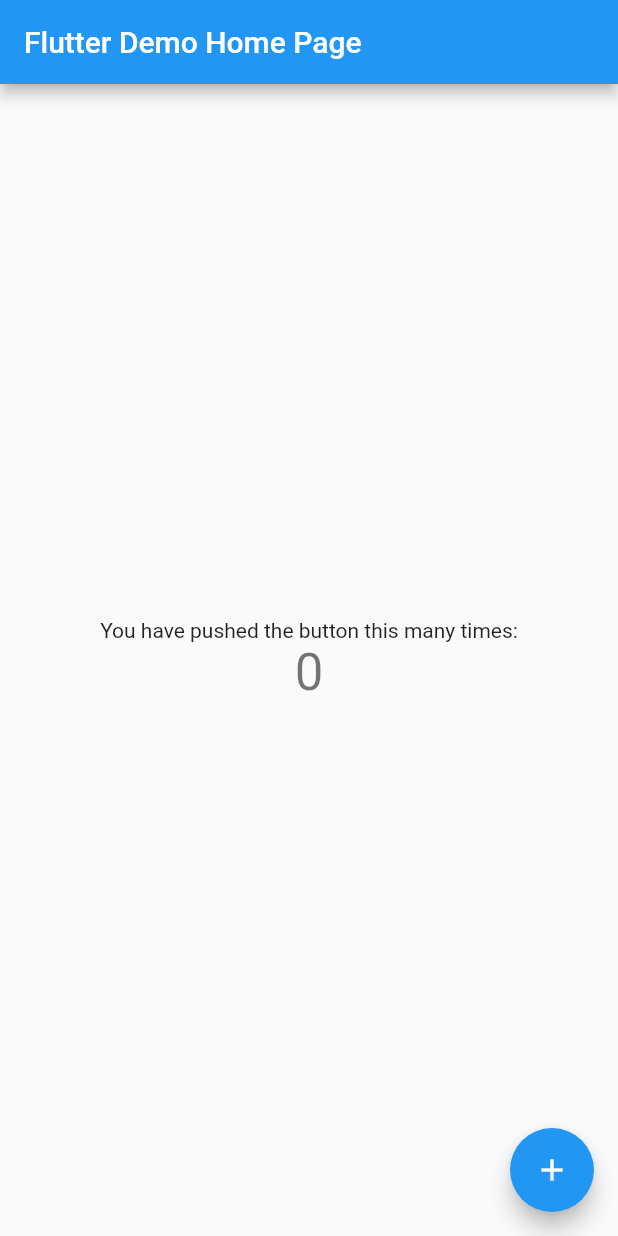
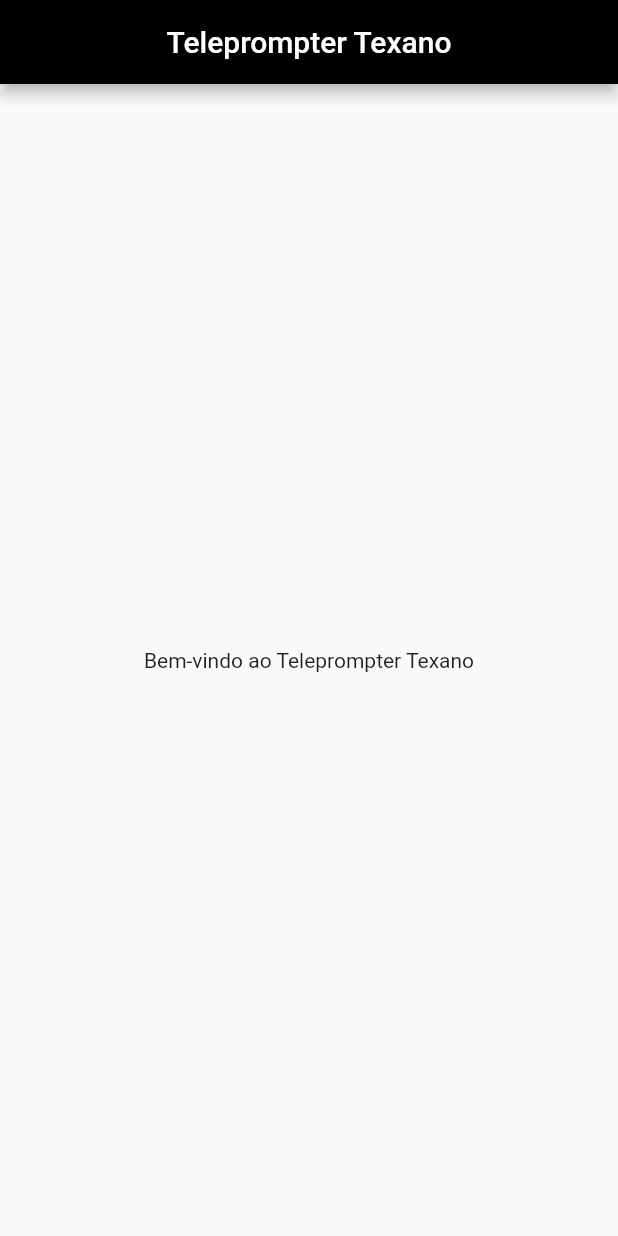
Before and after one commit to llucasmendes/texano, a Flutter app: the screen it shows after launch, on a phone screen of 412 x 824 dp. Run offline on Flutter 3.47's test engine with Material 2 defaults, Android fonts, the phone set to English and light mode, and no system bars.

Commit message:
feat: esquema de cores adicionado

```diff
--- /dev/null
+++ b/lib/core/theme/app_theme.dart
@@ -0,0 +1,9 @@
+import 'package:flutter/material.dart';
+import 'package:texano/core/utils/app_colors.dart';
+
+abstract class AppTheme {
+  static final texanoTheme = ThemeData(
+    primarySwatch: AppColors.primaryBlack,
+    visualDensity: VisualDensity.adaptivePlatformDensity,
+  );
+}
--- /dev/null
+++ b/lib/core/utils/app_colors.dart
@@ -0,0 +1,21 @@
+import 'package:flutter/material.dart';
+
+abstract class AppColors {
+  static final int _blackPrimaryValue = 0xFF000000;
+
+  static final MaterialColor primaryBlack = MaterialColor(
+    _blackPrimaryValue,
+    <int, Color>{
+      50: Color(0xFF4F4F4F),
+      100: Color(0xFF484848),
+      200: Color(0xFF414141),
+      300: Color(0xFF3A3A3A),
+      400: Color(0xFF333333),
+      500: Color(0xFF2C2C2C),
+      600: Color(0xFF242424),
+      700: Color(0xFF1B1B1B),
+      800: Color(0xFF101010),
+      900: Color(_blackPrimaryValue),
+    },
+  );
+}
--- a/lib/main.dart
+++ b/lib/main.dart
@@ -1,117 +1,33 @@
 import 'package:flutter/material.dart';
+import 'package:texano/core/theme/app_theme.dart';
 
 void main() {
-  runApp(MyApp());
+  runApp(TexanoApp());
 }
 
-class MyApp extends StatelessWidget {
-  // This widget is the root of your application.
+class TexanoApp extends StatelessWidget {
   @override
   Widget build(BuildContext context) {
     return MaterialApp(
-      title: 'Flutter Demo',
-      theme: ThemeData(
-        // This is the theme of your application.
-        //
-        // Try running your application with "flutter run". You'll see the
-        // application has a blue toolbar. Then, without quitting the app, try
-        // changing the primarySwatch below to Colors.green and then invoke
-        // "hot reload" (press "r" in the console where you ran "flutter run",
-        // or simply save your changes to "hot reload" in a Flutter IDE).
-        // Notice that the counter didn't reset back to zero; the application
-        // is not restarted.
-        primarySwatch: Colors.blue,
-        // This makes the visual density adapt to the platform that you run
-        // the app on. For desktop platforms, the controls will be smaller and
-        // closer together (more dense) than on mobile platforms.
-        visualDensity: VisualDensity.adaptivePlatformDensity,
-      ),
-      home: MyHomePage(title: 'Flutter Demo Home Page'),
+      title: 'Teleprompter Texano',
+      debugShowCheckedModeBanner: false,
+      theme: AppTheme.texanoTheme,
+      home: TemporaryHome(),
     );
   }
 }
 
-class MyHomePage extends StatefulWidget {
-  MyHomePage({Key key, this.title}) : super(key: key);
-
-  // This widget is the home page of your application. It is stateful, meaning
-  // that it has a State object (defined below) that contains fields that affect
-  // how it looks.
-
-  // This class is the configuration for the state. It holds the values (in this
-  // case the title) provided by the parent (in this case the App widget) and
-  // used by the build method of the State. Fields in a Widget subclass are
-  // always marked "final".
-
-  final String title;
-
-  @override
-  _MyHomePageState createState() => _MyHomePageState();
-}
-
-class _MyHomePageState extends State<MyHomePage> {
-  int _counter = 0;
-
-  void _incrementCounter() {
-    setState(() {
-      // This call to setState tells the Flutter framework that something has
-      // changed in this State, which causes it to rerun the build method below
-      // so that the display can reflect the updated values. If we changed
-      // _counter without calling setState(), then the build method would not be
-      // called again, and so nothing would appear to happen.
-      _counter++;
-    });
-  }
-
+class TemporaryHome extends StatelessWidget {
   @override
   Widget build(BuildContext context) {
-    // This method is rerun every time setState is called, for instance as done
-    // by the _incrementCounter method above.
-    //
-    // The Flutter framework has been optimized to make rerunning build methods
-    // fast, so that you can just rebuild anything that needs updating rather
-    // than having to individually change instances of widgets.
     return Scaffold(
       appBar: AppBar(
-        // Here we take the value from the MyHomePage object that was created by
-        // the App.build method, and use it to set our appbar title.
-        title: Text(widget.title),
+        title: Text('Teleprompter Texano'),
+        centerTitle: true,
       ),
       body: Center(
-        // Center is a layout widget. It takes a single child and positions it
-        // in the middle of the parent.
-        child: Column(
-          // Column is also a layout widget. It takes a list of children and
-          // arranges them vertically. By default, it sizes itself to fit its
-          // children horizontally, and tries to be as tall as its parent.
-          //
-          // Invoke "debug painting" (press "p" in the console, choose the
-          // "Toggle Debug Paint" action from the Flutter Inspector in Android
-          // Studio, or the "Toggle Debug Paint" command in Visual Studio Code)
-          // to see the wireframe for each widget.
-          //
-          // Column has various properties to control how it sizes itself and
-          // how it positions its children. Here we use mainAxisAlignment to
-          // center the children vertically; the main axis here is the vertical
-          // axis because Columns are vertical (the cross axis would be
-          // horizontal).
-          mainAxisAlignment: MainAxisAlignment.center,
-          children: <Widget>[
-            Text(
-              'You have pushed the button this many times:',
-            ),
-            Text(
-              '$_counter',
-              style: Theme.of(context).textTheme.headline4,
-            ),
-          ],
-        ),
+        child: Text('Bem-vindo ao Teleprompter Texano'),
       ),
-      floatingActionButton: FloatingActionButton(
-        onPressed: _incrementCounter,
-        tooltip: 'Increment',
-        child: Icon(Icons.add),
-      ), // This trailing comma makes auto-formatting nicer for build methods.
     );
   }
 }
```
Also changed, not shown: 1 other file.
